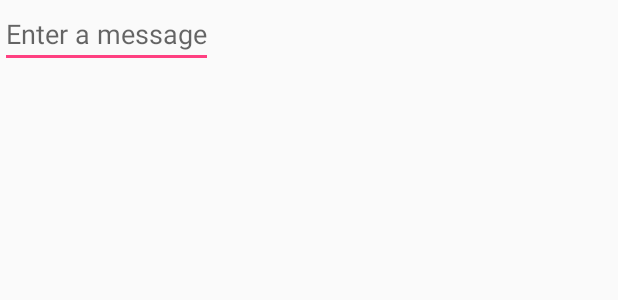
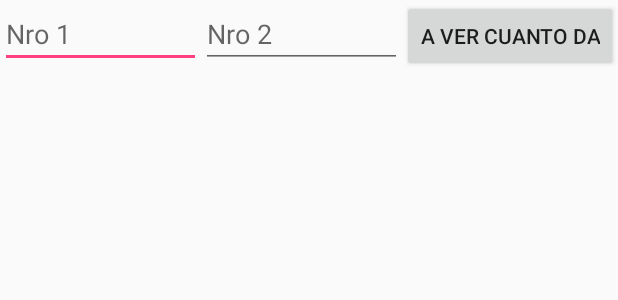
Before and after one commit to imrincewind/MyFirstApp, an Android app: the layout activity_main.xml on its own in the app's theme, with its tools: preview values and no code run, on a phone screen of 412 x 824 dp. Shown: the top 300 px of the screen. Run offline under Robolectric (Android 15) with nearby library versions, the phone set to English and light mode, and no system bars.

```diff
--- a/app/src/main/AndroidManifest.xml
+++ b/app/src/main/AndroidManifest.xml
@@ -16,6 +16,7 @@
                 <category android:name="android.intent.category.LAUNCHER" />
             </intent-filter>
         </activity>
+        <activity android:name=".Main2Activity"></activity>
     </application>
 
 </manifest>
--- a/app/src/main/res/layout/activity_main.xml
+++ b/app/src/main/res/layout/activity_main.xml
@@ -6,7 +6,20 @@
     android:layout_height="match_parent"
     android:orientation="horizontal">
     <EditText android:id="@+id/edit_message"
+        android:layout_weight="1"
+        android:layout_width="0dp"
+        android:layout_height="wrap_content"
+        android:inputType="number"
+        android:hint="@string/edit_message" />
+    <EditText android:id="@+id/edit_message2"
+        android:layout_weight="1"
+        android:layout_width="0dp"
+        android:layout_height="wrap_content"
+        android:inputType="number"
+        android:hint="@string/edit_message2" />
+    <Button
         android:layout_width="wrap_content"
         android:layout_height="wrap_content"
-        android:hint="@string/edit_message" />
+        android:text="@string/button_send"
+        android:onClick="sendMessage"/>
 </LinearLayout>
--- a/app/src/main/res/values/strings.xml
+++ b/app/src/main/res/values/strings.xml
@@ -1,5 +1,6 @@
 <resources>
-    <string name="app_name">My First App</string>
-    <string name="edit_message">Enter a message</string>
-    <string name="button_send">Send</string>
+    <string name="app_name">Una app más</string>
+    <string name="edit_message">Nro 1</string>
+    <string name="edit_message2">Nro 2</string>
+    <string name="button_send">A ver cuanto da</string>
 </resources>
```
Also changed, not shown: app/src/main/java/com/example/eze/myfirstapp/Main2Activity.java (added, +25 -0 lines), app/src/main/java/com/example/eze/myfirstapp/MainActivity.java (+17 -1 lines), app/src/main/res/layout/activity_main2.xml (added, +10 -0 lines), 15 other files.
